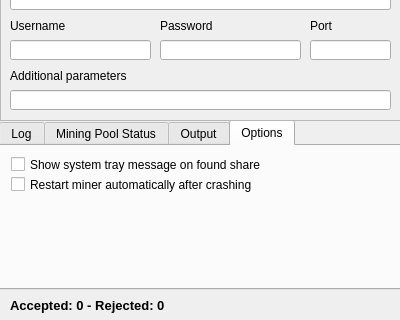
First picture: the form in mainwindow.ui, repository Matoking/ScryptMiner-GUI, before the edit; both pictures show x 0 to 400 and y 140 to 460 of the 400 by 460 pixel window.
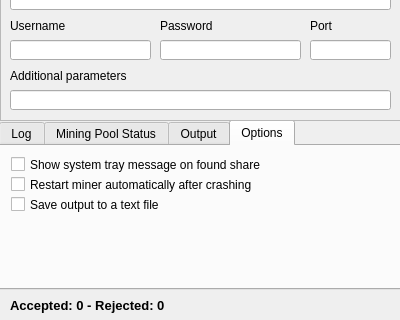
Second picture: the form after the edit. The open tabs and pages were chosen to show the change.

Commit message: +Added option to save output to a file

```diff
--- a/mainwindow.ui
+++ b/mainwindow.ui
@@ -360,6 +360,19 @@
        <string>Restart miner automatically after crashing</string>
       </property>
      </widget>
+     <widget class="QCheckBox" name="saveOutputBox">
+      <property name="geometry">
+       <rect>
+        <x>10</x>
+        <y>50</y>
+        <width>381</width>
+        <height>17</height>
+       </rect>
+      </property>
+      <property name="text">
+       <string>Save output to a text file</string>
+      </property>
+     </widget>
     </widget>
    </widget>
    <widget class="QFrame" name="settingsFrame">
```
The commit also changes 2 other files.
